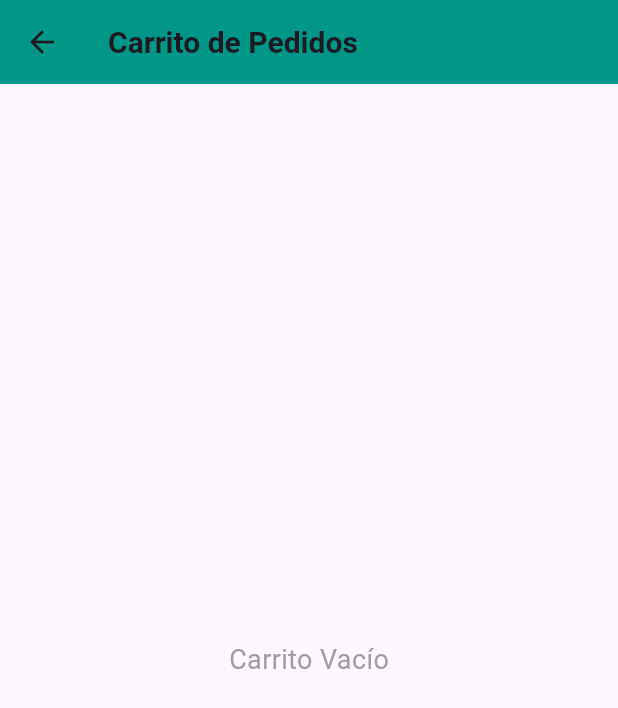
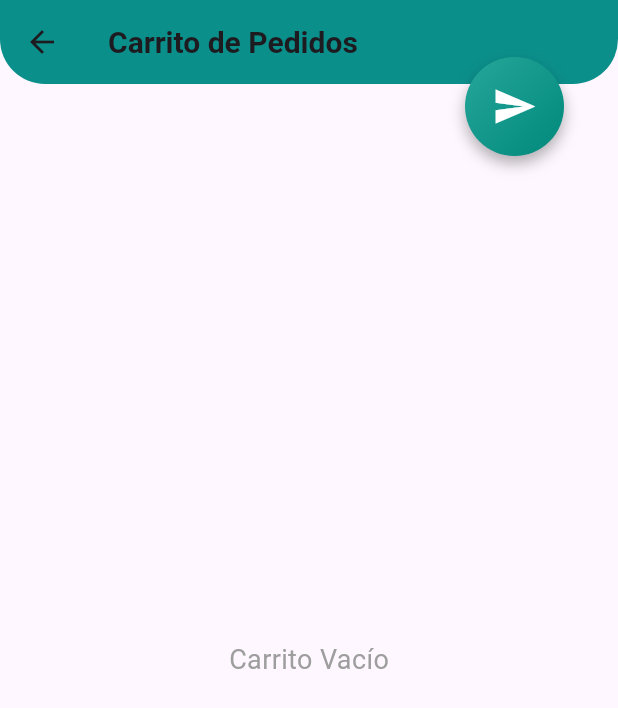
Before and after one commit to Charisse01/trabajo_final_flutter, a Flutter app: the PantallaCarrito screen opened directly, on a phone screen of 412 x 824 dp. Shown: the top 708 px of the screen. Run offline on Flutter 3.47's test engine with Material 3 defaults, Android fonts, the phone set to English and light mode, and no system bars.

Commit message:
submit order button, order summary and some modifications

```diff
--- a/lib/pantallaCarrito.dart
+++ b/lib/pantallaCarrito.dart
@@ -15,20 +15,26 @@ class _PantallaCarritoState extends State<PantallaCarrito> {
         return Scaffold(
           appBar: AppBar(
             title: Text("Carrito de Pedidos", style: TextStyle(fontSize: 20, fontWeight: FontWeight.bold)),
-            elevation: 0,
+            elevation: 5,
             backgroundColor: Colors.teal,
+            shape: RoundedRectangleBorder(
+              borderRadius: BorderRadius.vertical(bottom: Radius.circular(30)),
+            ),
           ),
           body: carrito.items.isEmpty
               ? Center(child: Text("Carrito Vacío", style: TextStyle(fontSize: 18, color: Colors.grey)))
-              : Column(
+              : SingleChildScrollView(
+                  child: Column(
                     children: [
-                    Expanded(
-                      child: ListView.builder(
+                      //* Lista de productos
+                      ListView.builder(
+                        shrinkWrap: true,
+                        physics: NeverScrollableScrollPhysics(),
                         itemCount: carrito.items.length,
                         itemBuilder: (context, index) {
                           var item = carrito.items.values.elementAt(index);
                           return Card(
-                            margin: EdgeInsets.all(10),
+                            margin: EdgeInsets.symmetric(horizontal: 15, vertical: 10),
                             shape: RoundedRectangleBorder(
                               borderRadius: BorderRadius.circular(15),
                             ),
@@ -126,7 +132,8 @@ class _PantallaCarritoState extends State<PantallaCarrito> {
                                       ],
                                     ),
                                   ),
-                                  // Precio total del producto
+
+                                  //* Precio total del producto
                                   Container(
                                     height: 100,
                                     width: 80,
@@ -146,20 +153,18 @@ class _PantallaCarritoState extends State<PantallaCarrito> {
                           );
                         },
                       ),
-                    ),
-
 
                       //* Contenedor para el resumen (subtotal, impuesto y total)
                       Padding(
-                      padding: const EdgeInsets.all(10.0),
+                        padding: const EdgeInsets.symmetric(horizontal: 15, vertical: 20),
                         child: Container(
-                        padding: EdgeInsets.symmetric(vertical: 15, horizontal: 20),
+                          padding: EdgeInsets.symmetric(vertical: 20, horizontal: 20),
                           decoration: BoxDecoration(
                             color: Colors.teal,
                             borderRadius: BorderRadius.circular(15),
                             boxShadow: [
                               BoxShadow(
-                              color: Colors.black.withOpacity(0.2),
+                                color: Colors.black.withOpacity(0.1),
                                 blurRadius: 10,
                                 offset: Offset(0, 5),
                               ),
@@ -218,6 +223,66 @@ class _PantallaCarritoState extends State<PantallaCarrito> {
                       ),
                     ],
                   ),
+                ),
+
+          //* Botón de Enviar Pedido
+          floatingActionButtonLocation: FloatingActionButtonLocation.endTop, // Colocarlo en la parte superior derecha
+          floatingActionButton: Padding(
+            padding: const EdgeInsets.only(right: 20, top: 30), // Ajustamos la posición para no estar pegado
+            child: GestureDetector(
+              onTap: () {
+                String pedido = "";
+                carrito.items.forEach((key, value) {
+                  pedido = pedido +
+                  value.nombre +
+                  "\nCANTIDAD: " +
+                  value.cantidad.toString() +
+                  "\nPRECIO UNITARIO: " +
+                  value.precio.toString() +
+                  "\nPRECIO TOTAL: " +
+                  (value.cantidad * value.precio).toStringAsFixed(2) +
+                  "\n\n";
+                });
+
+                //* Mostrar el mensaje del pedido
+                showDialog(
+                  context: context,
+                  builder: (context) => AlertDialog(
+                    title: Text("Resumen de Pedido"),
+                    content: Text(pedido),
+                    actions: [
+                      TextButton(
+                        onPressed: () => Navigator.of(context).pop(),
+                        child: Text(
+                          "Cerrar",
+                          style: TextStyle(color: Colors.teal), // Cambiar color a teal
+                        ),
+                      ),
+                    ],
+                  ),
+                );
+              },
+              child: Container(
+                padding: EdgeInsets.all(18),
+                decoration: BoxDecoration(
+                  gradient: LinearGradient(
+                    colors: [Colors.teal[400]!, Colors.teal[600]!],
+                    begin: Alignment.topLeft,
+                    end: Alignment.bottomRight,
+                  ),
+                  shape: BoxShape.circle,
+                  boxShadow: [
+                    BoxShadow(
+                      color: Colors.black.withOpacity(0.3),
+                      blurRadius: 8,
+                      offset: Offset(0, 5),
+                    ),
+                  ],
+                ),
+                child: Icon(Icons.send, color: Colors.white, size: 30), // Ícono del botón
+              ),
+            ),
+          ),
         );
       },
     );
```
Lines whose indentation alone changed are shown as unchanged.
